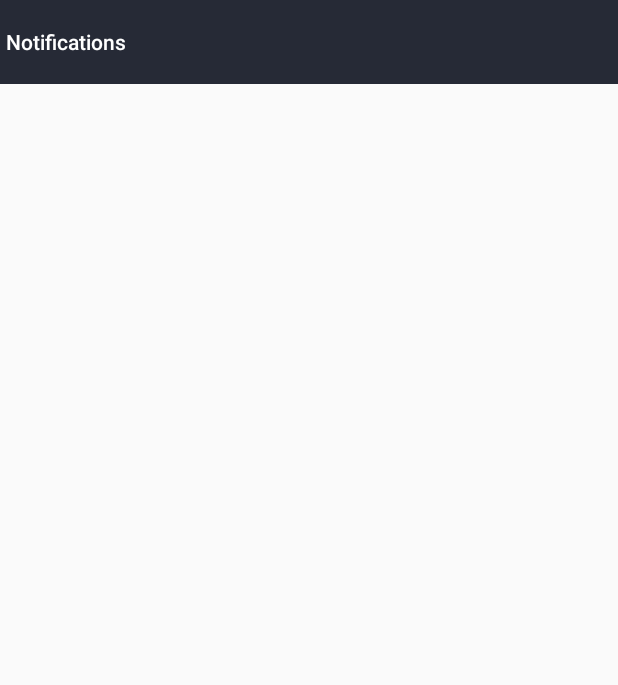
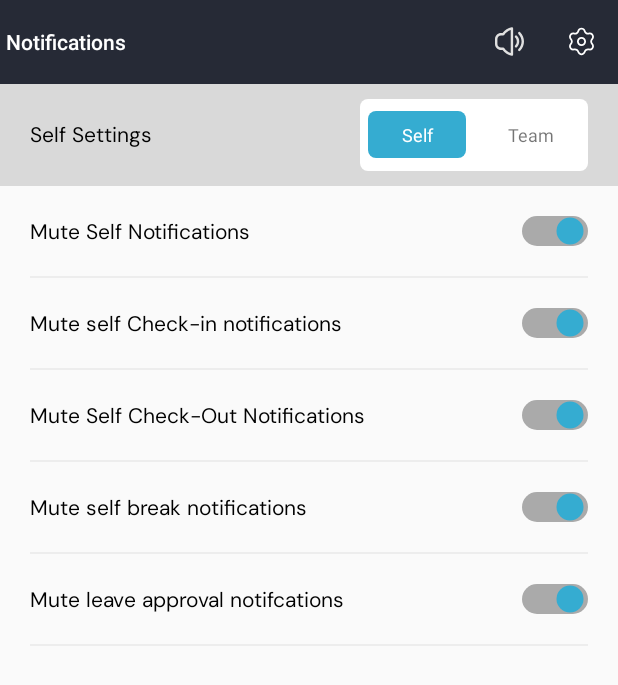
Before and after one commit to sevenio/timedynamo, an Android app: the NotificationActivityNew screen opened directly, with no data from a screen before it, on a phone screen of 412 x 824 dp. Shown: the top 685 px of the screen. Run offline under Robolectric (Android 15) with nearby library versions, the phone set to English and light mode, and no system bars; our stand-ins replace CircleImageView, data binding, navigation-ui; 2 statements that could not run were skipped.

```diff
--- a/app/build.gradle
+++ b/app/build.gradle
@@ -3,7 +3,7 @@ plugins {
     id 'org.jetbrains.kotlin.android'
     id 'kotlin-kapt'
     id 'com.google.gms.google-services'
-//    id 'androidx.navigation.safeargs.kotlin'
+    id 'androidx.navigation.safeargs.kotlin'
 
 }
 android {
@@ -57,9 +57,12 @@ repositories {
 }
 
 dependencies {
+
     implementation fileTree(dir: 'libs', include: ['*.jar'])
     implementation 'com.google.android.gms:play-services-maps:18.2.0'
     implementation 'androidx.core:core-ktx:1.10.0'
+    implementation "androidx.navigation:navigation-fragment-ktx:$nav_version"
+    implementation "androidx.navigation:navigation-ui-ktx:$nav_version"
 
     androidTestImplementation('androidx.test.espresso:espresso-core:3.1.0', {
         exclude group: 'com.android.support', module: 'support-annotations'
--- a/app/src/main/java/com/tvisha/trooptime/activity/activity/fragment/NotificationsFragment.kt
+++ b/app/src/main/java/com/tvisha/trooptime/activity/activity/fragment/NotificationsFragment.kt
@@ -10,7 +10,7 @@ import androidx.core.view.MenuProvider
 import androidx.fragment.app.Fragment
 import androidx.fragment.app.FragmentManager
 import androidx.lifecycle.Lifecycle
-//import androidx.navigation.Navigation
+import androidx.navigation.Navigation
 import androidx.viewpager2.adapter.FragmentStateAdapter
 import com.google.android.material.tabs.TabLayout
 import com.tvisha.trooptime.R
@@ -84,8 +84,8 @@ class NotificationsFragment : Fragment() {
                 return when (menuItem.itemId) {
                     R.id.settings -> {
                         Log.d("ganga", "settings")
-//                        val navController = view.let { Navigation.findNavController(it) }
-//                        navController.navigate(NotificationsFragmentDirections.actionNotificationsFragmentToSettingsFragment())
+                        val navController = view.let { Navigation.findNavController(it) }
+                        navController.navigate(NotificationsFragmentDirections.actionNotificationsFragmentToSettingsFragment())
                         true
                     }
                     R.id.volume -> {
--- a/app/src/main/res/layout/fragment_settings.xml
+++ b/app/src/main/res/layout/fragment_settings.xml
@@ -67,6 +67,7 @@
 
 
         <androidx.viewpager2.widget.ViewPager2
+            app:userInputEnabled="@{false}"
             android:id="@+id/viewPager"
             android:layout_width="0dp"
             android:layout_height="0dp"
--- a/app/src/main/res/layout/notification_layout.xml
+++ b/app/src/main/res/layout/notification_layout.xml
@@ -21,17 +21,17 @@
             android:theme="@style/Widget.Toolbar"
             android:background="@color/colorPrimary"/>
 
-<!--        <fragment-->
-<!--            app:layout_constraintTop_toBottomOf="@id/toolbar"-->
-<!--            app:layout_constraintStart_toStartOf="parent"-->
-<!--            app:layout_constraintEnd_toEndOf="parent"-->
-<!--            app:layout_constraintBottom_toBottomOf="parent"-->
-<!--            android:id="@+id/main_nav_host_fragment"-->
-<!--            android:name="androidx.navigation.fragment.NavHostFragment"-->
-<!--            android:layout_width="0dp"-->
-<!--            android:layout_height="0dp"-->
-<!--            app:defaultNavHost="true"-->
-<!--            app:navGraph="@navigation/nav_graph_notification" />-->
+        <fragment
+            app:layout_constraintTop_toBottomOf="@id/toolbar"
+            app:layout_constraintStart_toStartOf="parent"
+            app:layout_constraintEnd_toEndOf="parent"
+            app:layout_constraintBottom_toBottomOf="parent"
+            android:id="@+id/main_nav_host_fragment"
+            android:name="androidx.navigation.fragment.NavHostFragment"
+            android:layout_width="0dp"
+            android:layout_height="0dp"
+            app:defaultNavHost="true"
+            app:navGraph="@navigation/nav_graph_notifications" />
 
     </androidx.constraintlayout.widget.ConstraintLayout>
 </layout>
--- /dev/null
+++ b/app/src/main/res/navigation/nav_graph_notifications.xml
@@ -0,0 +1,22 @@
+<?xml version="1.0" encoding="utf-8"?>
+<navigation xmlns:android="http://schemas.android.com/apk/res/android"
+    xmlns:app="http://schemas.android.com/apk/res-auto"
+    xmlns:tools="http://schemas.android.com/tools"
+    android:id="@+id/nav_graph_notifications"
+    app:startDestination="@id/notificationsFragment">
+
+    <fragment
+        android:id="@+id/notificationsFragment"
+        android:name="com.tvisha.trooptime.activity.activity.fragment.NotificationsFragment"
+        tools:layout="@layout/fragment_notifications"
+        android:label="NotificationsFragment" >
+        <action
+            android:id="@+id/action_notificationsFragment_to_settingsFragment"
+            app:destination="@id/settingsFragment" />
+    </fragment>
+    <fragment
+        tools:layout="@layout/fragment_settings"
+        android:id="@+id/settingsFragment"
+        android:name="com.tvisha.trooptime.activity.activity.fragment.SettingsFragment"
+        android:label="SettingsFragment" />
+</navigation>
--- a/build.gradle
+++ b/build.gradle
@@ -8,6 +8,9 @@
 //
 //}
 buildscript {
+    ext {
+        nav_version = "2.5.3"
+    }
     repositories {
         jcenter()
         google()
@@ -19,7 +22,7 @@ buildscript {
         classpath 'com.neenbedankt.gradle.plugins:android-apt:1.8'
         classpath 'com.google.gms:google-services:4.4.0'
         classpath "org.jetbrains.kotlin:kotlin-gradle-plugin:1.8.0"
-//        classpath "androidx.navigation:navigation-safe-args-gradle-plugin:2.6.0"
+        classpath "androidx.navigation:navigation-safe-args-gradle-plugin:$nav_version"
         // NOTE: Do not place your application dependencies here; they belong
         // in the individual module build.gradle files
     }
```
Also changed, not shown: app/src/main/java/com/tvisha/trooptime/activity/activity/NotificationActivityNew.kt (+18 -14 lines).
